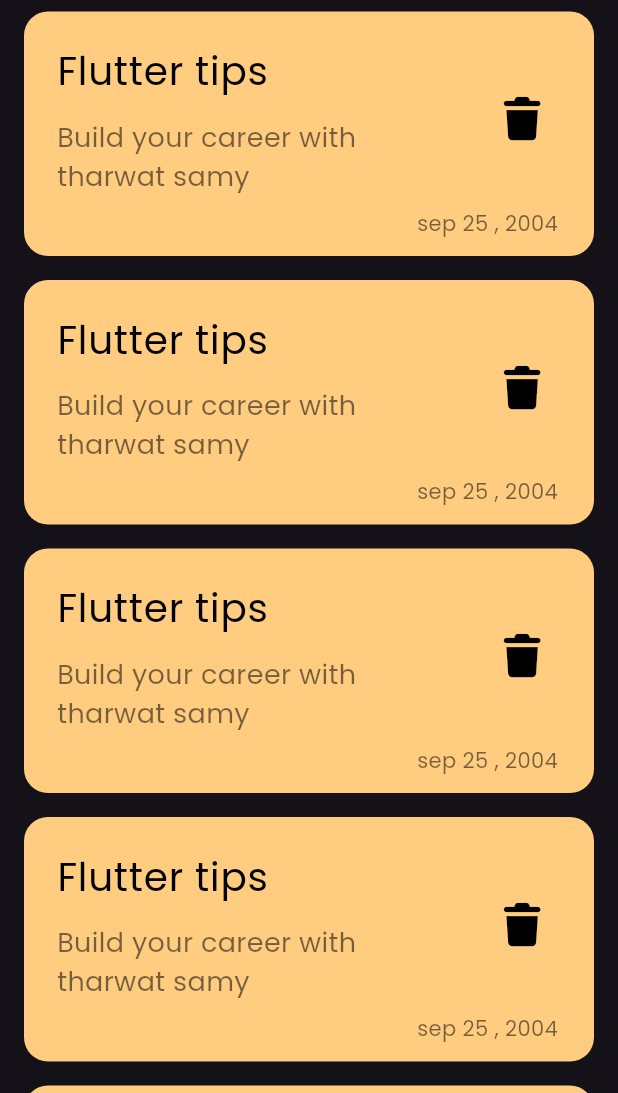
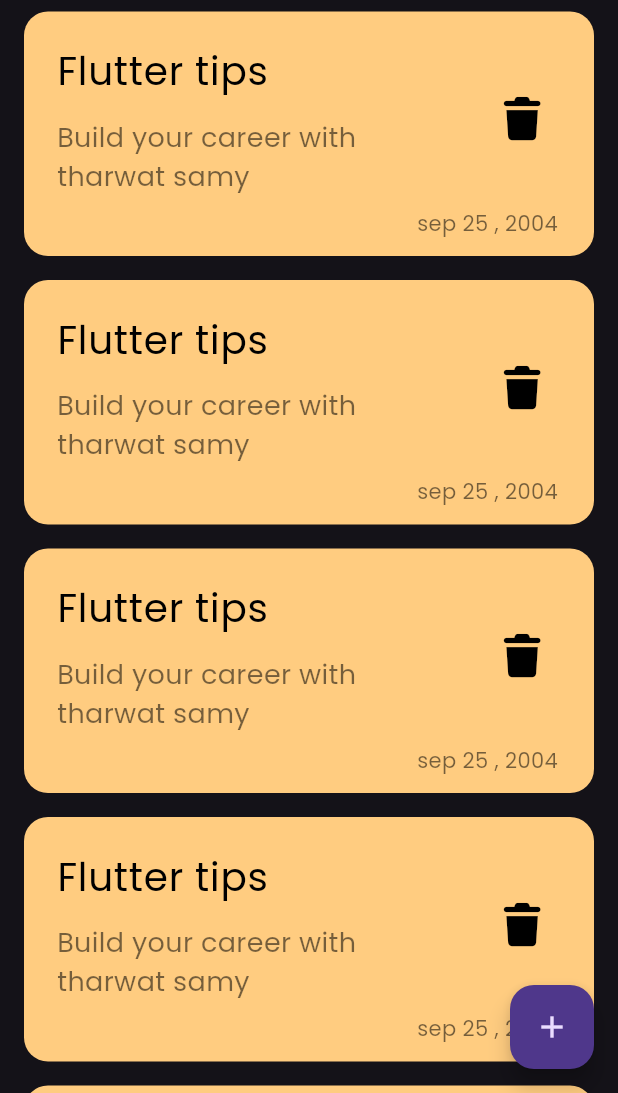
Before and after one commit to YassaTamer/notes_app, a Flutter app: the screen it shows after launch, on a phone screen of 412 x 824 dp, the part 143-1236 px from its top. Run offline on Flutter 3.47's test engine with Material 3 defaults, Android fonts, the phone set to English and light mode, and no system bars; our stand-ins replace font_awesome_flutter.

Commit message:
Add floating action button to NotesView for adding new notes

```diff
--- a/lib/views/notes_view.dart
+++ b/lib/views/notes_view.dart
@@ -6,8 +6,12 @@ class NotesView extends StatelessWidget {
 
   @override
   Widget build(BuildContext context) {
-    return const Scaffold(
-        body: NotesViewBody(),
+    return Scaffold(
+      floatingActionButton: FloatingActionButton(
+        onPressed: () {},
+        child: Icon(Icons.add),
+      ),
+      body: const NotesViewBody(),
     );
   }
 }
--- a/lib/widgets/notes_list_view.dart
+++ b/lib/widgets/notes_list_view.dart
@@ -1,9 +1,9 @@
-
 import 'package:flutter/material.dart';
 import 'package:notes_app/widgets/custom_note_itme.dart';
 
 class NotesListView extends StatelessWidget {
   const NotesListView({super.key});
+
 
   @override
   Widget build(BuildContext context) {
```
